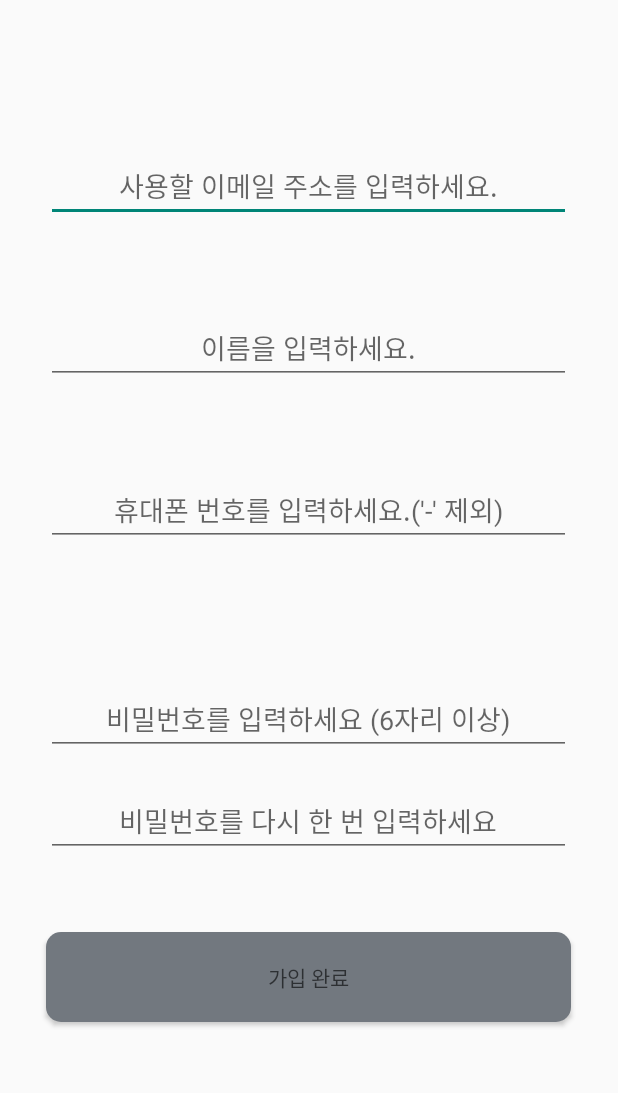
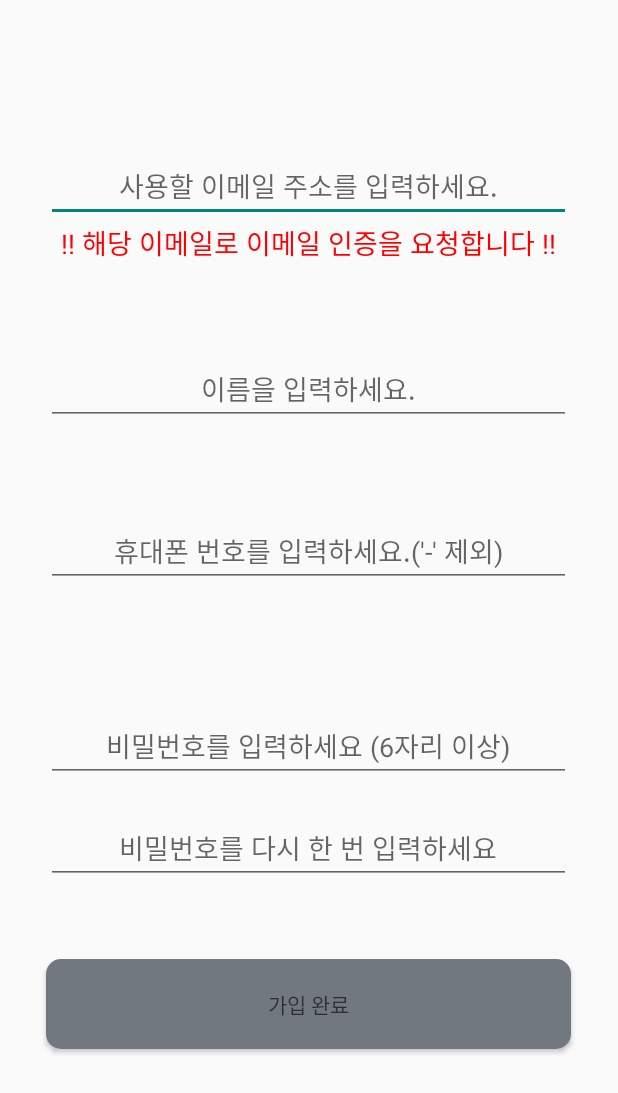
Before and after one commit to eaststarmmt/easy-connect, an Android app: the Page_signup screen opened directly, with no data from a screen before it, on a phone screen of 412 x 824 dp. Shown: the top 1093 px of the screen. Run offline under Robolectric (Android 15) with nearby library versions, the phone set to English and light mode, and no system bars; our stand-ins replace Firebase (no records; nobody signed in at launch, a user with empty details on screens opened directly).

```diff
--- a/app/src/main/res/layout/activity_page_login.xml
+++ b/app/src/main/res/layout/activity_page_login.xml
@@ -15,7 +15,7 @@
         <LinearLayout
             android:layout_width="match_parent"
             android:layout_height="match_parent"
-            android:layout_weight="1"
+            android:layout_weight="1.2"
             >
 
             <TextView
--- a/app/src/main/res/layout/activity_page_signup.xml
+++ b/app/src/main/res/layout/activity_page_signup.xml
@@ -28,6 +28,14 @@
                 android:hint="사용할 이메일 주소를 입력하세요."
                 android:id="@+id/edit_check_id"
                 android:textAlignment="center"></EditText>
+            <TextView
+                android:layout_width="350dp"
+                android:layout_height="wrap_content"
+                android:layout_gravity="center"
+                android:gravity="center"
+                android:textColor="#FF0000"
+                android:textSize="18dp"
+                android:text="!! 해당 이메일로 이메일 인증을 요청합니다 !!"/>
 
             <EditText
                 android:layout_width="350dp"
```
Also changed, not shown: app/src/main/java/kr/ac/cau/easyconnect/Page_login.kt (+6 -1 lines), app/src/main/java/kr/ac/cau/easyconnect/Page_signup.kt (+7 -3 lines).
